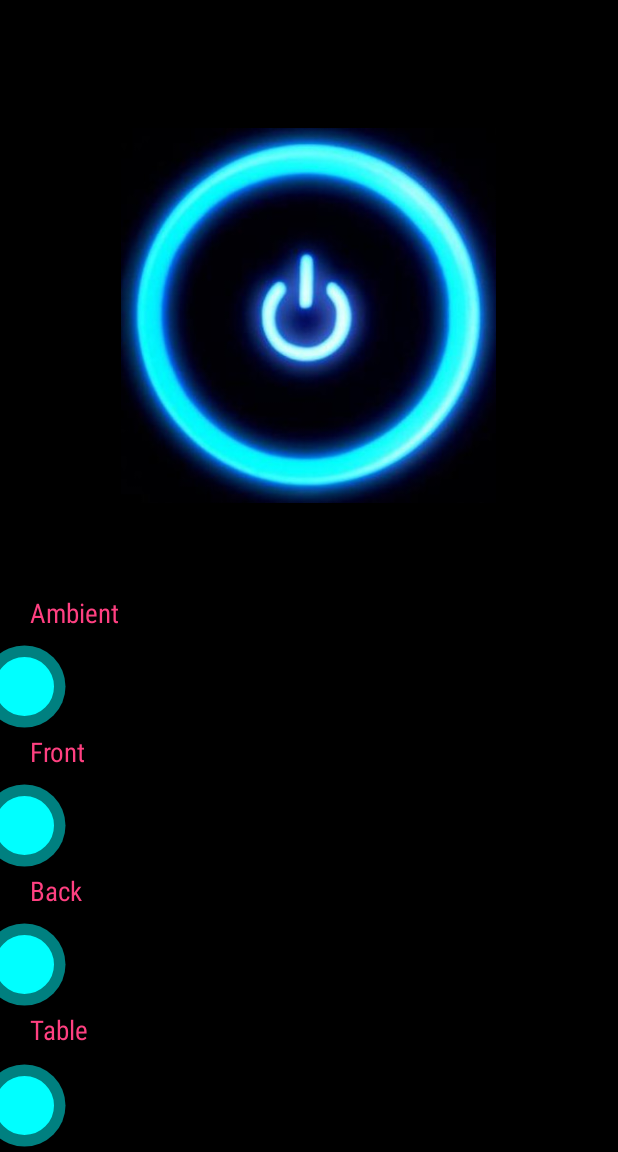
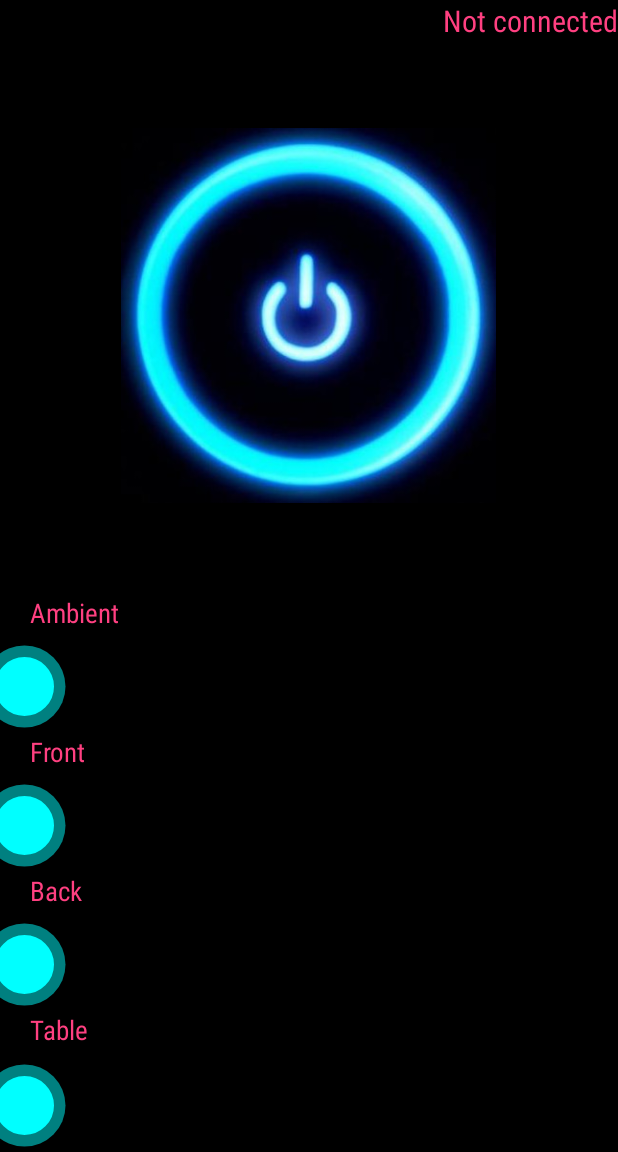
Before and after one commit to pwiklowski/ocf-android-LivingRoom, an Android app: the screen it shows after launch (MainActivity), on a phone screen of 412 x 824 dp, the part 84-1236 px from its top. Run offline under Robolectric (Android 15) with nearby library versions, the phone set to English and light mode, and no system bars; libraries missing offline, so code that uses them is left out: com.larswerkman.holocolorpicker, com.wiklosoft.ocf; plain views replace ColorPicker; 7 statements that could not run were skipped.

```diff
--- a/mobile/src/main/java/com/wiklosoft/ocf/livingroom/LivingRoomFragment.java
+++ b/mobile/src/main/java/com/wiklosoft/ocf/livingroom/LivingRoomFragment.java
@@ -1,5 +1,6 @@
 package com.wiklosoft.ocf.livingroom;
 
+import android.graphics.Color;
 import android.os.Bundle;
 import android.support.v4.app.Fragment;
 import android.util.Log;
@@ -17,10 +18,15 @@ import android.widget.ToggleButton;
 import com.larswerkman.holocolorpicker.ColorPicker;
 import com.wiklosoft.ocf.OcfControlPoint;
 import com.wiklosoft.ocf.OcfDevice;
+import com.wiklosoft.ocf.OcfDeviceVariableCallback;
 
 
 public class LivingRoomFragment extends Fragment{
     private static final String LIVINGROOM_ID = "00000000-0000-0000-0001-000000000001";
+    private static final String RESOURCE_FRONT = "/lampa/front";
+    private static final String RESOURCE_BACK = "/lampa/back";
+    private static final String RESOURCE_TABLE = "/lampa/table";
+    private static final String RESOURCE_AMBIENT = "/lampa/ambient";
 
     TextView mConnectionStatus = null;
     TextView mServerConnectionStatus = null;
@@ -46,8 +52,17 @@ public class LivingRoomFragment extends Fragment{
 
             @Override
             public void onProgressChanged(SeekBar seekBar, int progress, boolean fromUser) {
+                if (mDevice != null){
+                    String v = "{\"dimmingSetting\": " + Integer.toString(progress) + "}";
 
-
+                    mDevice.post(RESOURCE_FRONT, v, new OcfDeviceVariableCallback() {
+                        @Override
+                        public void update(String json) {
+                            Log.d("VariableListAdapter", "value set");
+                        }
+                    });
+                    mMasterButton.setChecked(true);
+                }
             }
         });
         mBackSeekBar.setOnSeekBarChangeListener(new OnSeekBarChangeListener() {
@@ -61,6 +76,17 @@ public class LivingRoomFragment extends Fragment{
 
             @Override
             public void onProgressChanged(SeekBar seekBar, int progress, boolean fromUser) {
+                if (mDevice != null){
+                    String v = "{\"dimmingSetting\": " + Integer.toString(progress) + "}";
+
+                    mDevice.post(RESOURCE_BACK, v, new OcfDeviceVariableCallback() {
+                        @Override
+                        public void update(String json) {
+                            Log.d("VariableListAdapter", "value set");
+                        }
+                    });
+                    mMasterButton.setChecked(true);
+                }
             }
         });
         mTableSeekBar.setOnSeekBarChangeListener(new OnSeekBarChangeListener() {
@@ -74,13 +100,37 @@ public class LivingRoomFragment extends Fragment{
 
             @Override
             public void onProgressChanged(SeekBar seekBar, int progress, boolean fromUser) {
-               // mDevice.setValue("table", seekBar.getProgress());
+                if (mDevice != null){
+                    String v = "{\"dimmingSetting\": " + Integer.toString(progress) + "}";
+
+                    mDevice.post(RESOURCE_TABLE, v, new OcfDeviceVariableCallback() {
+                        @Override
+                        public void update(String json) {
+                            Log.d("VariableListAdapter", "value set");
+                        }
+                    });
+                    mMasterButton.setChecked(true);
+                }
             }
         });
 
         mAmbient.setOnSeekBarChangeListener(new OnSeekBarChangeListener() {
             @Override
             public void onProgressChanged(SeekBar seekBar, int progress, boolean fromUser) {
+                if (mDevice != null) {
+                    int red = Color.red(mPicker.getColor()) * progress / 100;
+                    int green = Color.green(mPicker.getColor()) * progress / 100;
+                    int blue = Color.blue(mPicker.getColor()) * progress / 100;
+
+                    String v = "{\"dimmingSetting\": \"" + red + "," + green + "," + blue + "\"}";
+
+                    mDevice.post(RESOURCE_AMBIENT, v, new OcfDeviceVariableCallback() {
+                        @Override
+                        public void update(String json) {
+                            Log.d("VariableListAdapter", "value set");
+                        }
+                    });
+                }
             }
 
             @Override
@@ -97,6 +147,21 @@ public class LivingRoomFragment extends Fragment{
         mPicker.setOnColorChangedListener(new ColorPicker.OnColorChangedListener() {
             @Override
             public void onColorChanged(int i) {
+                if (mDevice != null) {
+                    int progress = mAmbient.getProgress();
+                    int red = Color.red(mPicker.getColor()) * progress / 100;
+                    int green = Color.green(mPicker.getColor()) * progress / 100;
+                    int blue = Color.blue(mPicker.getColor()) * progress / 100;
+
+                    String v = "{\"dimmingSetting\": \"" + red + "," + green + "," + blue + "\"}";
+
+                    mDevice.post(RESOURCE_AMBIENT, v, new OcfDeviceVariableCallback() {
+                        @Override
+                        public void update(String json) {
+                            Log.d("VariableListAdapter", "value set");
+                        }
+                    });
+                }
             }
         });
     }
@@ -107,6 +172,13 @@ public class LivingRoomFragment extends Fragment{
             if (dev.getDi().equals(LIVINGROOM_ID) && mDevice == null){
                 Log.d("", "device Found");
                 mDevice = dev;
+
+                getActivity().runOnUiThread(new Runnable() {
+                    @Override
+                    public void run() {
+                        mConnectionStatus.setText("Connected");
+                    }
+                });
             }
         }
     };
@@ -116,16 +188,19 @@ public class LivingRoomFragment extends Fragment{
         View rootView = inflater.inflate(R.layout.living_room_fragment, container, false);
 
         mController = ((OcfApplicationContext)getActivity().getApplicationContext()).getOcfControlPoint();
+        mController.addOnDeviceFoundCallback(onFound);
+        mController.searchDevices();
 
-        mController.addOnDeviceFoundCallback(onFound);
-
-        mServerConnectionStatus = (TextView) rootView.findViewById(R.id.section_label);
         mConnectionStatus = (TextView) rootView.findViewById(R.id.device_connected);
         mMasterButton = (ToggleButton) rootView.findViewById(R.id.master_button);
 
         mFrontSeekBar = (SeekBar) rootView.findViewById(R.id.output_front);
         mBackSeekBar =(SeekBar) rootView.findViewById(R.id.output_back);
         mTableSeekBar = (SeekBar) rootView.findViewById(R.id.output_table);
+
+        mFrontSeekBar.setMax(255);
+        mBackSeekBar.setMax(255);
+        mTableSeekBar.setMax(255);
 
         mAmbient = (SeekBar) rootView.findViewById(R.id.output_color);
 
--- a/mobile/src/main/res/layout/living_room_fragment.xml
+++ b/mobile/src/main/res/layout/living_room_fragment.xml
@@ -1,5 +1,6 @@
 <LinearLayout xmlns:android="http://schemas.android.com/apk/res/android"
-    xmlns:tools="http://schemas.android.com/tools"
+              xmlns:app="http://schemas.android.com/apk/res-auto"
+              xmlns:tools="http://schemas.android.com/tools"
     android:layout_width="fill_parent"
     android:layout_height="fill_parent"
     android:background="#000000"
@@ -14,21 +15,16 @@
         android:layout_weight="1">
 
         <TextView
-            android:id="@+id/section_label"
-            android:layout_width="wrap_content"
-            android:layout_height="wrap_content"
-            android:layout_weight="1"
-            android:text="Server connection" />
-
-        <TextView
             android:id="@+id/device_connected"
             android:layout_width="wrap_content"
             android:layout_height="wrap_content"
             android:layout_gravity="right"
             android:layout_weight="1"
             android:gravity="right"
-            android:text="DEvice connection"
-            android:textAlignment="gravity" />
+            android:text="Not connected"
+            android:fontFamily="sans-serif-condensed"
+            android:textColor="@color/colorAccent"
+            android:textSize="20sp"/>
     </LinearLayout>
 
 
```
